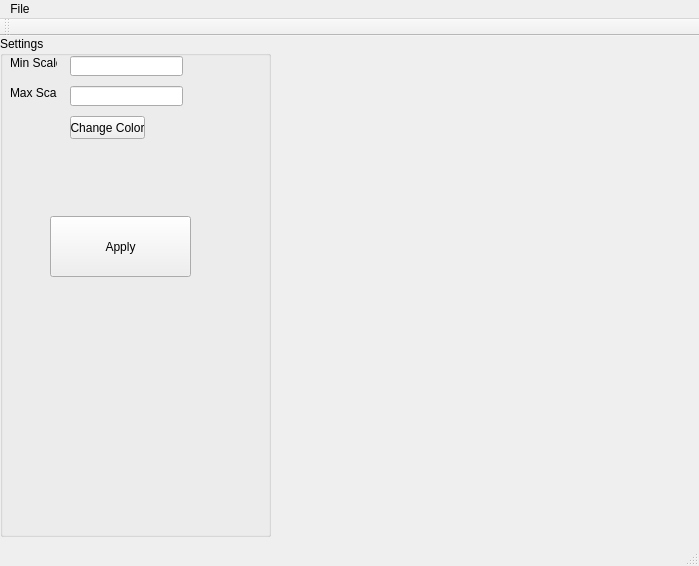
This is EDITOR/mainwindow.ui in Mogitu/PSI as Qt 5 draws it before an edit. The edited form follows.
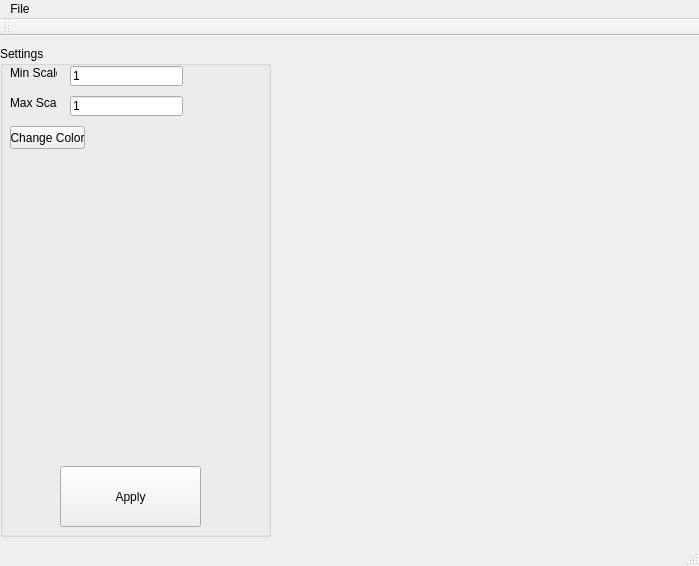
This is the edited form.

The edit to the form file:
```diff
--- a/EDITOR/mainwindow.ui
+++ b/EDITOR/mainwindow.ui
@@ -18,9 +18,9 @@
     <property name="geometry">
      <rect>
       <x>0</x>
-      <y>0</y>
+      <y>10</y>
       <width>271</width>
-      <height>501</height>
+      <height>491</height>
      </rect>
     </property>
     <property name="title">
@@ -35,6 +35,9 @@
        <height>20</height>
       </rect>
      </property>
+     <property name="text">
+      <string>1</string>
+     </property>
     </widget>
     <widget class="QLineEdit" name="lineEdit_2">
      <property name="geometry">
@@ -45,12 +48,15 @@
        <height>20</height>
       </rect>
      </property>
+     <property name="text">
+      <string>1</string>
+     </property>
     </widget>
     <widget class="QPushButton" name="pushButton">
      <property name="geometry">
       <rect>
-       <x>50</x>
-       <y>180</y>
+       <x>60</x>
+       <y>420</y>
        <width>141</width>
        <height>61</height>
       </rect>
@@ -88,7 +94,7 @@
     <widget class="QPushButton" name="pushButton_2">
      <property name="geometry">
       <rect>
-       <x>70</x>
+       <x>10</x>
        <y>80</y>
        <width>75</width>
        <height>23</height>
@@ -105,7 +111,7 @@
       <x>280</x>
       <y>10</y>
       <width>401</width>
-      <height>501</height>
+      <height>491</height>
      </rect>
     </property>
    </widget>
```
Left out of the diff: 14 changed lines with no effect on the pictures.
